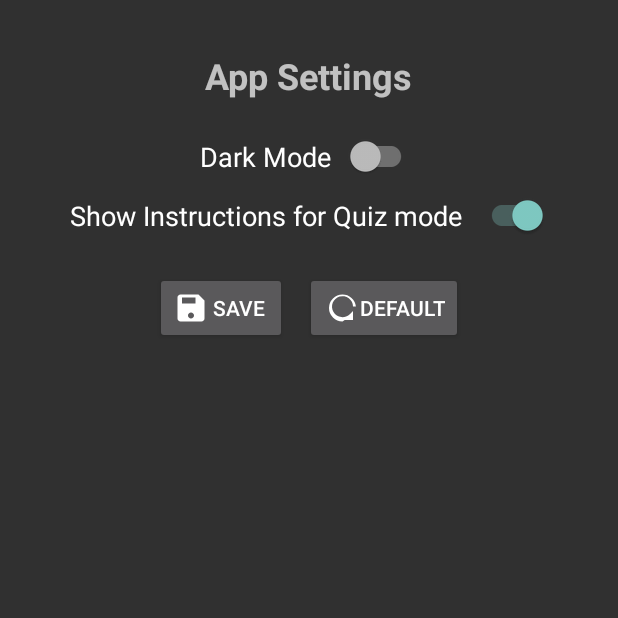
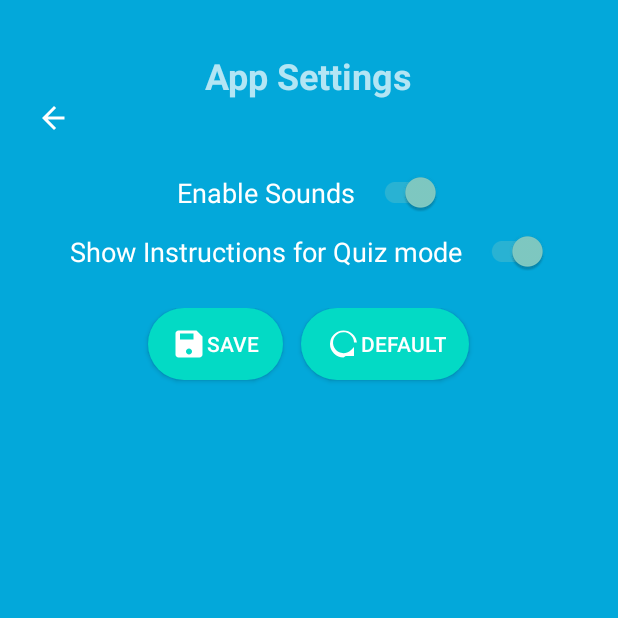
Before and after one commit to pranavpratheekmalleboyina/android-quizoku-app, an Android app: the screen it shows after launch (SettingsActivity), after a tap on "Settings", on a phone screen of 412 x 824 dp, the top half of it. Run offline under Robolectric (Android 15) with nearby library versions, the phone set to English and light mode, and no system bars.

Commit message:
Added the screens and the logic for the shared preferences and the quiz instructions

```diff
--- a/app/src/main/java/com/pranav/quizoku/MainActivity.java
+++ b/app/src/main/java/com/pranav/quizoku/MainActivity.java
@@ -10,9 +10,7 @@ import androidx.appcompat.app.AppCompatActivity;
 
 public class MainActivity extends AppCompatActivity {
 
-    private Button trueFalseButton;
-    private Button multiChoiceButton;
-    private Button exitButton;
+    private Button trueFalseButton,multiChoiceButton,exitButton;
     private ImageButton settingsButton;
     @Override
     public void onCreate(Bundle savedInstanceState) {
@@ -28,7 +26,7 @@ public class MainActivity extends AppCompatActivity {
         trueFalseButton.setOnClickListener(v -> showConfirmationDialog(
                 "Are you sure that you want to start the True/False Quiz?",
                 () -> {
-                    Intent intent = new Intent(MainActivity.this, TrueFalseQuizActivity.class);
+                    Intent intent = new Intent(MainActivity.this, TrueFalseQuizInstructionsActivity.class);
                     startActivity(intent);
                 }
         ));
@@ -37,7 +35,7 @@ public class MainActivity extends AppCompatActivity {
         multiChoiceButton.setOnClickListener(v -> showConfirmationDialog(
                 "Are you sure that you want to start the Multi Choice Quiz?",
                 () -> {
-                    Intent intent = new Intent(MainActivity.this, MultiChoiceQuizActivity.class);
+                    Intent intent = new Intent(MainActivity.this, MultiChoiceQuizInstructionsActivity.class);
                     startActivity(intent);
                 }
         ));
--- a/app/src/main/java/com/pranav/quizoku/SettingsActivity.java
+++ b/app/src/main/java/com/pranav/quizoku/SettingsActivity.java
@@ -2,45 +2,92 @@ package com.pranav.quizoku;
 
 import android.content.SharedPreferences;
 import android.os.Bundle;
+import android.view.MenuItem;
+import android.widget.Button;
+import android.widget.ImageButton;
 import android.widget.Switch;
+import android.widget.Toast;
 
+import androidx.annotation.NonNull;
+import androidx.appcompat.app.AlertDialog;
 import androidx.appcompat.app.AppCompatActivity;
 import androidx.appcompat.app.AppCompatDelegate;
 import androidx.appcompat.widget.SwitchCompat;
 
 public class SettingsActivity extends AppCompatActivity {
 
-    private SwitchCompat themeSwitch, instructionSwitch;
+    private SwitchCompat soundSwitch, instructionSwitch;
     private SharedPreferences preferences;
+    private ImageButton backButton;
+    private Button resetButton, saveButton;
 
     @Override
     protected void onCreate(Bundle savedInstanceState) {
         preferences = getSharedPreferences("quiz_settings", MODE_PRIVATE);
-        applyTheme(preferences.getBoolean("dark_mode", false));
 
         super.onCreate(savedInstanceState);
         setContentView(R.layout.activity_settings);
 
-        themeSwitch = findViewById(R.id.theme_switch);
+        soundSwitch = findViewById(R.id.sound_switch);
         instructionSwitch = findViewById(R.id.instruction_switch);
 
+        backButton = findViewById(R.id.back_button);
+        resetButton = findViewById(R.id.resetButton);
+        saveButton = findViewById(R.id.saveButton);
+
         // Set saved state
-        themeSwitch.setChecked(preferences.getBoolean("dark_mode", false));
+        soundSwitch.setChecked(preferences.getBoolean("sound_enabled", true));
         instructionSwitch.setChecked(preferences.getBoolean("show_instructions", true));
 
-        themeSwitch.setOnCheckedChangeListener((buttonView, isChecked) -> {
-            preferences.edit().putBoolean("dark_mode", isChecked).apply();
-            recreate();  // Recreate to apply theme immediately
+        soundSwitch.setOnCheckedChangeListener((buttonView, isChecked) -> {
+            preferences.edit().putBoolean("sound_enabled", isChecked).apply();
         });
+
 
         instructionSwitch.setOnCheckedChangeListener((buttonView, isChecked) -> {
             preferences.edit().putBoolean("show_instructions", isChecked).apply();
         });
+
+        backButton.setOnClickListener(v -> finish()); // Go back\
+
+        resetButton.setOnClickListener(v ->  resetToDefaults());
+
+        saveButton.setOnClickListener(v -> saveSettings());
     }
 
-    private void applyTheme(boolean darkMode) {
-        AppCompatDelegate.setDefaultNightMode(
-                darkMode ? AppCompatDelegate.MODE_NIGHT_YES : AppCompatDelegate.MODE_NIGHT_NO
-        );
+    private void resetToDefaults() {
+        new AlertDialog.Builder(SettingsActivity.this)
+                .setTitle("Reset to Default")
+                .setMessage("Are you sure you want to reset all settings to default?")
+                .setPositiveButton("Reset", (dialog, which) -> {
+                    // Clear or overwrite with default values
+                    preferences.edit()
+                            .putBoolean("sound_enabled", true)
+                            .putBoolean("show_instructions", true)
+                            .apply();
+
+                    // Reflect in UI
+                    soundSwitch.setChecked(true);
+                    instructionSwitch.setChecked(true);
+
+                    Toast.makeText(this, "Settings reset to default", Toast.LENGTH_SHORT).show();
+                })
+                .setNegativeButton("Cancel", null)
+                .show();
+    }
+
+    private void saveSettings(){
+        new AlertDialog.Builder(SettingsActivity.this)
+                .setTitle("Save Settings")
+                .setMessage("Are you sure you want to save these settings?")
+                .setPositiveButton("Yes", (dialog, which) -> {
+                    preferences.edit()
+                            .putBoolean("sound_enabled", soundSwitch.isChecked())
+                            .putBoolean("show_instructions", instructionSwitch.isChecked())
+                            .apply();
+                    Toast.makeText(this, "Settings saved", Toast.LENGTH_SHORT).show();
+                })
+                .setNegativeButton("Cancel", null)
+                .show();
     }
 }
--- /dev/null
+++ b/app/src/main/res/drawable/ic_back_arrow.xml
@@ -0,0 +1,7 @@
+<vector xmlns:android="http://schemas.android.com/apk/res/android"
+    android:width="24dp" android:height="24dp"
+    android:viewportWidth="24" android:viewportHeight="24">
+    <path
+        android:fillColor="#000000"
+        android:pathData="M19,11H7.83l5.59,-5.59L12,4l-8,8 8,8 1.41,-1.41L7.83,13H19v-2z"/>
+</vector>
--- a/app/src/main/res/layout/activity_multi_choice_quiz.xml
+++ b/app/src/main/res/layout/activity_multi_choice_quiz.xml
@@ -67,14 +67,14 @@
         android:gravity="center"
         android:layout_below="@id/question_number"
         android:layout_centerHorizontal="true"
-        android:layout_marginTop="120dp" />
+        android:layout_marginTop="140dp" />
 
     <GridLayout
         android:id="@+id/options_container"
         android:layout_width="match_parent"
         android:layout_height="wrap_content"
         android:layout_below="@id/mc_question"
-        android:layout_marginTop="48dp"
+        android:layout_marginTop="18dp"
         android:layout_centerHorizontal="true"
         android:columnCount="2"
         android:rowCount="2"
--- a/app/src/main/res/layout/activity_settings.xml
+++ b/app/src/main/res/layout/activity_settings.xml
@@ -1,60 +1,76 @@
 <?xml version="1.0" encoding="utf-8"?>
 <LinearLayout xmlns:android="http://schemas.android.com/apk/res/android"
+    xmlns:app="http://schemas.android.com/apk/res-auto"
     android:layout_width="match_parent"
     android:layout_height="match_parent"
+    android:background="@color/blue"
+    android:gravity="center_horizontal"
     android:orientation="vertical"
-    android:padding="24dp"
-    android:gravity="center_horizontal"
-    android:background="?android:colorBackground">
+    android:padding="24dp">
 
     <TextView
         android:layout_width="wrap_content"
         android:layout_height="wrap_content"
+        android:layout_marginTop="10dp"
         android:text="App Settings"
         android:textSize="24sp"
-        android:textStyle="bold"
-        android:layout_marginTop="10dp" />
+        android:textStyle="bold" />
+
+    <ImageButton
+        android:id="@+id/back_button"
+        android:layout_width="wrap_content"
+        android:layout_height="wrap_content"
+        android:layout_gravity="left"
+        android:background="?attr/selectableItemBackgroundBorderless"
+        android:contentDescription="Back"
+        android:src="@drawable/ic_back_arrow"
+        app:tint="@android:color/white" />
+
 
     <androidx.appcompat.widget.SwitchCompat
-        android:id="@+id/theme_switch"
+        android:id="@+id/sound_switch"
         android:layout_width="wrap_content"
         android:layout_height="wrap_content"
-        android:text="Dark Mode  "
-        android:textSize="18sp"
-        android:layout_marginTop="24dp" />
+        android:layout_marginTop="24dp"
+        android:text="Enable Sounds  "
+        android:textSize="18sp" />
 
     <androidx.appcompat.widget.SwitchCompat
         android:id="@+id/instruction_switch"
         android:layout_width="wrap_content"
         android:layout_height="wrap_content"
+        android:layout_marginTop="12dp"
         android:text="Show Instructions for Quiz mode  "
-        android:textSize="18sp"
-        android:layout_marginTop="12dp"/>
+        android:textSize="18sp" />
 
     <LinearLayout
         android:layout_width="match_parent"
         android:layout_height="match_parent"
-        android:background="?android:colorBackground"
+        android:background="@color/blue"
         android:gravity="center_horizontal"
         android:orientation="horizontal"
         android:padding="24dp">
 
         <Button
-            android:id="@+id/button3"
+            android:id="@+id/saveButton"
             android:layout_width="wrap_content"
             android:layout_height="wrap_content"
+            android:layout_marginEnd="12dp"
             android:drawableStart="@drawable/ic_save"
-            android:layout_marginEnd="12dp"
+            android:background="@drawable/button_rounded"
+            android:paddingHorizontal="15dp"
             android:text="Save" />
 
         <Button
-            android:id="@+id/button4"
+            android:id="@+id/resetButton"
             android:layout_width="wrap_content"
             android:layout_height="wrap_content"
             android:drawableStart="@drawable/ic_reset"
+            android:background="@drawable/button_rounded"
+            android:paddingHorizontal="15dp"
             android:text="Default" />
 
     </LinearLayout>
 
 
-    </LinearLayout>
+</LinearLayout>
```
Also changed, not shown: app/src/main/AndroidManifest.xml (+10 -0 lines), app/src/main/java/com/pranav/quizoku/MultiChoiceQuizActivity.java (+14 -4 lines), app/src/main/java/com/pranav/quizoku/MultiChoiceQuizInstructionsActivity.java (added, +48 -0 lines), app/src/main/java/com/pranav/quizoku/QuestionMultiChoice.java (added, +17 -0 lines), app/src/main/java/com/pranav/quizoku/QuestionTrueFalse.java (added, +14 -0 lines), app/src/main/java/com/pranav/quizoku/TrueFalseQuizActivity.java (+13 -4 lines), app/src/main/java/com/pranav/quizoku/TrueFalseQuizInstructionsActivity.java (added, +48 -0 lines), app/src/main/res/drawable/ic_play_arrow.xml (added, +9 -0 lines), app/src/main/res/layout/activity_instructions.xml (added, +41 -0 lines), app/src/main/res/layout/activity_true_false_quiz.xml (+5 -3 lines), 1 other file.
